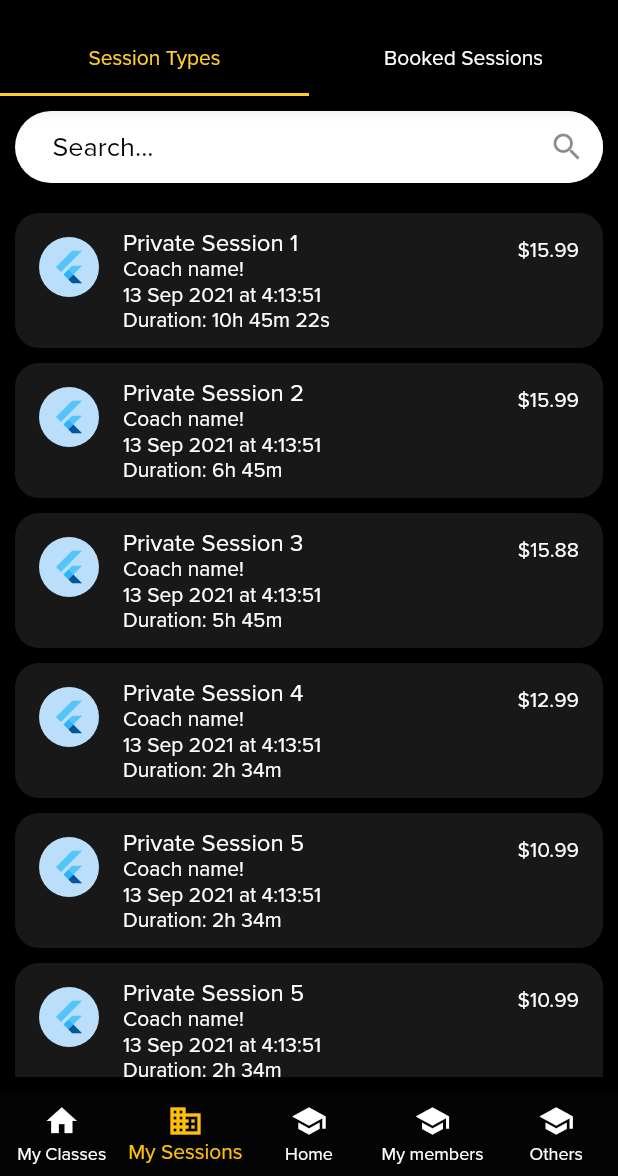
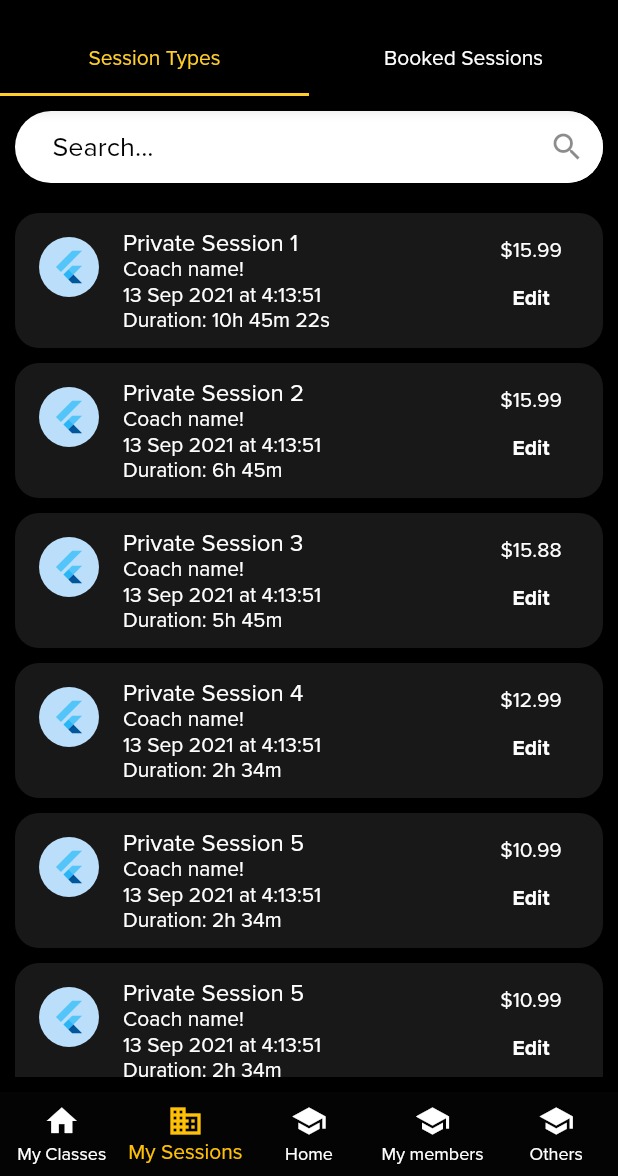
Before and after one commit to AdhamMagdyA/GymManager, a Flutter app: the screen it shows after launch, item 2 of the bottom bar chosen, on a phone screen of 412 x 824 dp, the part 60-1236 px from its top. Run offline on Flutter 3.47's test engine with Material 2 defaults, Android fonts, the phone set to English and light mode, and no system bars; our stand-ins replace backdrop, cached_network_image, flutter_datetime_picker, image_picker, motion_tab_bar, pie_chart and 1 more; missing offline and left inert: dart:html.

Commit message:
creating/editing private session forms fully done

```diff
--- a/lib/screens/coach/groups/view-groups.dart
+++ b/lib/screens/coach/groups/view-groups.dart
@@ -197,7 +197,7 @@ class _ViewGroupsScreenState extends State<ViewGroupsScreen> {
                       )),
                   onPressed: () {
                     getFinalSelectedItems();
-                    // Navigator.pop(context, finalSelectedItems);
+                    Navigator.pop(context, finalSelectedItems);
                   }),
             ),
           Padding(
--- a/lib/screens/coach/private sessions/view-my-private-sessions.dart
+++ b/lib/screens/coach/private sessions/view-my-private-sessions.dart
@@ -4,6 +4,7 @@ import 'package:gym_project/common/my_choosing_screen.dart';
 import 'package:gym_project/common/my_list_tile.dart';
 
 import 'package:flutter/material.dart';
+import 'package:gym_project/screens/coach/private%20sessions/edit-private-session.dart';
 import 'package:gym_project/screens/common/view-private-session-details.dart';
 
 class ViewMyPrivateSessionsScreen extends StatefulWidget {
@@ -14,8 +15,6 @@ class ViewMyPrivateSessionsScreen extends StatefulWidget {
 
 class _ViewMyPrivateSessionsScreenState
     extends State<ViewMyPrivateSessionsScreen> {
-  static int whoIsSelected = -1;
-
   final List<dynamic> privateSessions = [
     {
       'title': 'Private Session 1',
@@ -188,122 +187,95 @@ class _ViewMyPrivateSessionsScreenState
                       contentPadding:
                           EdgeInsets.symmetric(horizontal: 25, vertical: 13)),
                 )),
-            if (whoIsSelected != -1)
-              Container(
-                child: Row(
-                  mainAxisAlignment: MainAxisAlignment.center,
-                  mainAxisSize: MainAxisSize.min,
-                  children: [
-                    Text(
-                      'Deselect Items  ',
-                      style: TextStyle(
-                          color: Colors.white,
-                          fontSize: 15,
-                          fontWeight: FontWeight.bold),
-                    ),
-                    GestureDetector(
-                      child: Icon(
-                        Icons.delete,
-                        color: Colors.white,
-                      ),
-                      onTap: () {
-                        setState(() {
-                          whoIsSelected = -1;
-                        });
-                      },
-                    )
-                  ],
-                ),
-              ),
             SizedBox(height: 20),
             ListView.builder(
                 shrinkWrap: true,
                 itemCount: privateSessions.length,
                 itemBuilder: (ctx, index) {
                   return myListTile(
-                    privateSessions[index]['title'],
-                    [
-                      privateSessions[index]['coach']['user']['name'],
-                      formatDateTime(privateSessions[index]['datetime']),
-                      formatDuration(privateSessions[index]['duration']),
-                    ],
-                    '\$${privateSessions[index]['price']}',
+                    privateSessions[index],
                     index,
                   );
                 }),
           ],
         ),
-        if (whoIsSelected != -1)
-          Align(
-            alignment: Alignment.bottomCenter,
-            child: ElevatedButton(
-                child: Text('Submit'),
-                style: ElevatedButton.styleFrom(
-                    primary: Colors.amber,
-                    fixedSize: Size.fromWidth(width),
-                    shape: RoundedRectangleBorder(
-                      borderRadius: BorderRadius.circular(16),
-                    )),
-                onPressed: () {
-                  var selectedPrivateSession = privateSessions[whoIsSelected];
-
-                  selectedPrivateSession['datetime'] =
-                      formatDateTime(selectedPrivateSession['datetime']);
-                  selectedPrivateSession['duration'] =
-                      formatDuration(selectedPrivateSession['duration']);
-                  // Navigator.pop(context, selectedPrivateSession);
-                }),
-          ),
       ]),
     );
   }
 
-  Widget myListTile(
-      String title, List<String> subtitles, String trailing, int index) {
+  Widget myListTile(Map privateSession, int index) {
     return Container(
       margin: EdgeInsetsDirectional.only(bottom: 10),
       decoration: BoxDecoration(
-        color: whoIsSelected == index ? Colors.white24 : Color(0xff181818),
+        color: Color(0xff181818),
         borderRadius: BorderRadius.circular(16),
       ),
       child: ListTile(
-        onLongPress: () {
-          setState(() {
-            whoIsSelected = index;
-          });
-        },
         onTap: () {
           Navigator.push(
               context,
               MaterialPageRoute(
                   builder: (context) => PrivateSessionDetailsScreen()));
         },
-        selected: whoIsSelected == index,
         minVerticalPadding: 10,
         leading: CircleAvatar(
           radius: 20,
           child: FlutterLogo(),
         ),
         title: Text(
-          title,
+          privateSession['title'],
           style: TextStyle(color: Colors.white),
         ),
         subtitle: Column(
           crossAxisAlignment: CrossAxisAlignment.start,
           mainAxisSize: MainAxisSize.min,
           children: [
-            for (String subtitle in subtitles)
-              Text(
-                subtitle,
+            Text(
+              privateSession['coach']['user']['name'],
+              style: TextStyle(
+                color: Colors.white,
+              ),
+            ),
+            Text(
+              formatDateTime(privateSession['datetime']),
+              style: TextStyle(
+                color: Colors.white,
+              ),
+            ),
+            Text(
+              formatDuration(privateSession['duration']),
+              style: TextStyle(
+                color: Colors.white,
+              ),
+            )
+          ],
+        ),
+        trailing: Column(
+          children: [
+            Text(
+              '\$${privateSession['price']}',
+              style: TextStyle(color: Colors.white),
+            ),
+            SizedBox(
+              width: 4,
+            ),
+            TextButton(
+              onPressed: () {
+                Navigator.push(
+                    context,
+                    MaterialPageRoute(
+                        builder: (context) =>
+                            EditPrivateSessionForm(privateSession)));
+              },
+              child: Text(
+                'Edit',
                 style: TextStyle(
                   color: Colors.white,
+                  fontWeight: FontWeight.bold,
                 ),
-              )
+              ),
+            ),
           ],
-        ),
-        trailing: Text(
-          trailing,
-          style: TextStyle(color: Colors.white),
         ),
       ),
     );
```
Also changed, not shown: lib/screens/coach/private sessions/edit-private-session.dart (+61 -18 lines), lib/screens/coach/private sessions/view-booked-sessions.dart (+46 -18 lines).
